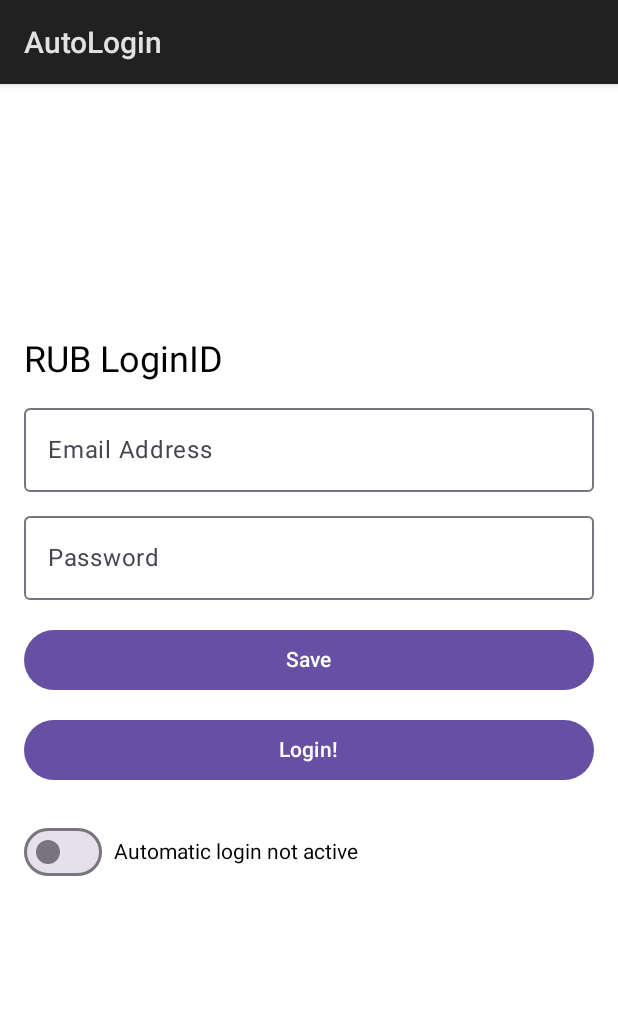
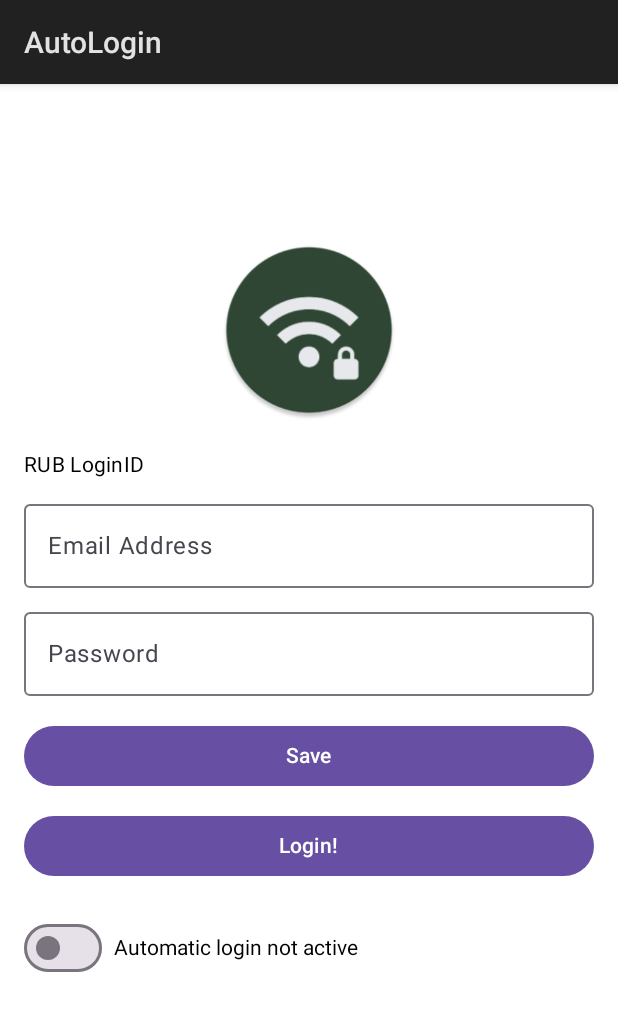
Before and after one commit to florianheger/AutoLogin, an Android app built with Jetpack Compose: the screen it shows after launch (MainActivity), on a phone screen of 412 x 824 dp. Shown: the top 1011 px of the screen. Run offline under Robolectric (Android 15) with nearby library versions, the phone set to English and light mode, and no system bars.

Commit message:
add app icon image at the top

```diff
--- a/Android/app/src/main/java/de/fheger/autologin/MainActivity.kt
+++ b/Android/app/src/main/java/de/fheger/autologin/MainActivity.kt
@@ -35,11 +35,12 @@ import kotlinx.coroutines.runBlocking
 import java.util.Calendar
 import android.provider.Settings
 import androidx.compose.foundation.Image
-import androidx.compose.foundation.background
+import androidx.compose.foundation.layout.Box
 import androidx.compose.foundation.layout.Row
+import androidx.compose.foundation.layout.size
 import androidx.compose.foundation.layout.width
 import androidx.compose.ui.Alignment
-import androidx.compose.ui.graphics.Color
+import androidx.compose.ui.res.painterResource
 import androidx.compose.ui.text.style.TextAlign
 import de.fheger.autologin.services.AutoLoginBroadcastReceiverService
 import de.fheger.autologin.services.NetworkService
@@ -88,7 +89,7 @@ class MainActivity() : ComponentActivity() {
             timeInMillis = System.currentTimeMillis()
             set(Calendar.HOUR_OF_DAY, 7)
             set(Calendar.MINUTE, 0)
-            set(Calendar.SECOND, 0)
+            set(Calendar.SECOND, 30)
 
             if (timeInMillis < System.currentTimeMillis()) {
                 add(Calendar.DAY_OF_YEAR, 1)
@@ -146,7 +147,19 @@ class MainActivity() : ComponentActivity() {
                 .fillMaxSize()
                 .padding(16.dp), Arrangement.Center
         ) {
-            Text(text = "RUB LoginID", style = MaterialTheme.typography.headlineSmall)
+            Box(
+                modifier = Modifier.fillMaxWidth(),
+                contentAlignment = Alignment.Center
+            ) {
+                Image(
+                    painter = painterResource(id = R.drawable.ic_launcher_round),
+                    contentDescription = "App Icon",
+                    modifier = Modifier
+                        .size(120.dp)
+                )
+            }
+            Spacer(modifier = Modifier.height(20.dp))
+            Text(text = "RUB LoginID", style = MaterialTheme.typography.bodyMedium)
             Spacer(modifier = Modifier.height(8.dp))
             OutlinedTextField(
                 value = email,
```
Also changed, not shown: Android/app/src/main/res/drawable/ic_launcher_round.webp (added).
